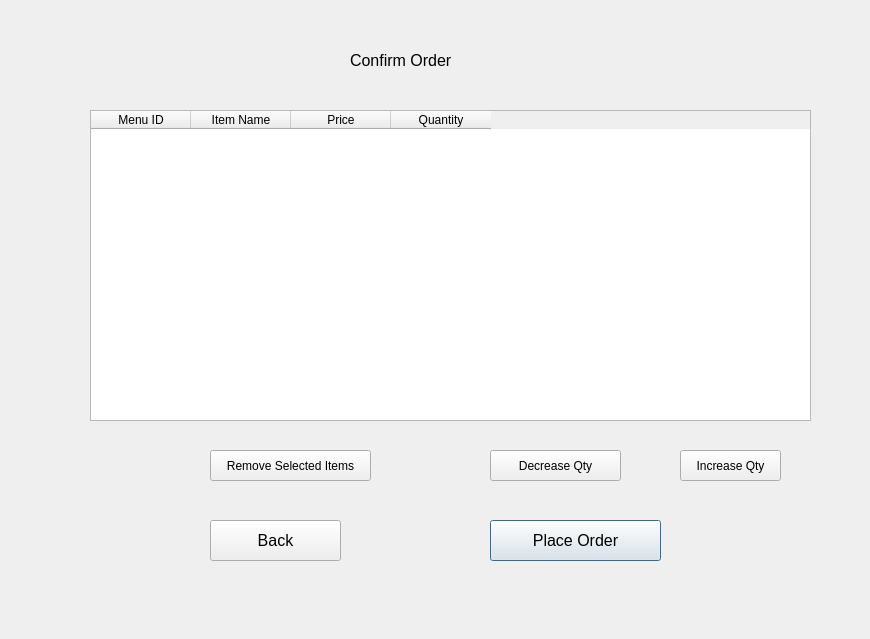
The window that Project/Python Files/UIFiles/ConfirmOrderDialog.ui (Parth-05/DATA-225-Final-Project) describes before a commit, drawn with Qt 5.
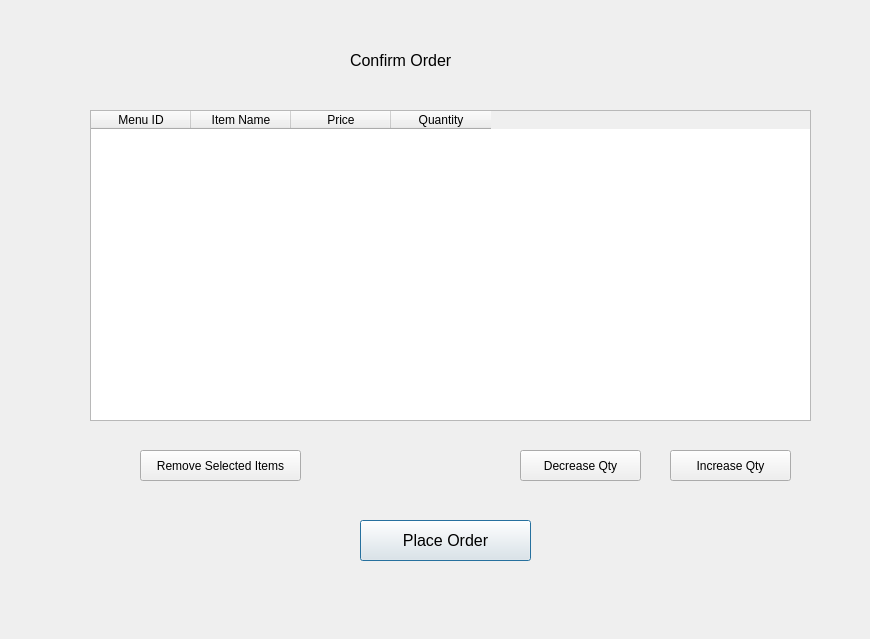
The same window after the commit.

Patch:
```diff
--- a/Project/Python Files/UIFiles/ConfirmOrderDialog.ui
+++ b/Project/Python Files/UIFiles/ConfirmOrderDialog.ui
@@ -70,7 +70,7 @@
   <widget class="QPushButton" name="placeOrderBtn">
    <property name="geometry">
     <rect>
-     <x>490</x>
+     <x>360</x>
      <y>520</y>
      <width>171</width>
      <height>41</height>
@@ -85,30 +85,12 @@
     <string>Place Order</string>
    </property>
   </widget>
-  <widget class="QPushButton" name="backBtn">
-   <property name="geometry">
-    <rect>
-     <x>210</x>
-     <y>520</y>
-     <width>131</width>
-     <height>41</height>
-    </rect>
-   </property>
-   <property name="font">
-    <font>
-     <pointsize>12</pointsize>
-    </font>
-   </property>
-   <property name="text">
-    <string>Back</string>
-   </property>
-  </widget>
   <widget class="QPushButton" name="incQtyBtn">
    <property name="geometry">
     <rect>
-     <x>680</x>
+     <x>670</x>
      <y>450</y>
-     <width>101</width>
+     <width>121</width>
      <height>31</height>
     </rect>
    </property>
@@ -119,9 +101,9 @@
   <widget class="QPushButton" name="decQtyBtn">
    <property name="geometry">
     <rect>
-     <x>490</x>
+     <x>520</x>
      <y>450</y>
-     <width>131</width>
+     <width>121</width>
      <height>31</height>
     </rect>
    </property>
@@ -132,7 +114,7 @@
   <widget class="QPushButton" name="removeItemsBtn">
    <property name="geometry">
     <rect>
-     <x>210</x>
+     <x>140</x>
      <y>450</y>
      <width>161</width>
      <height>31</height>
```
